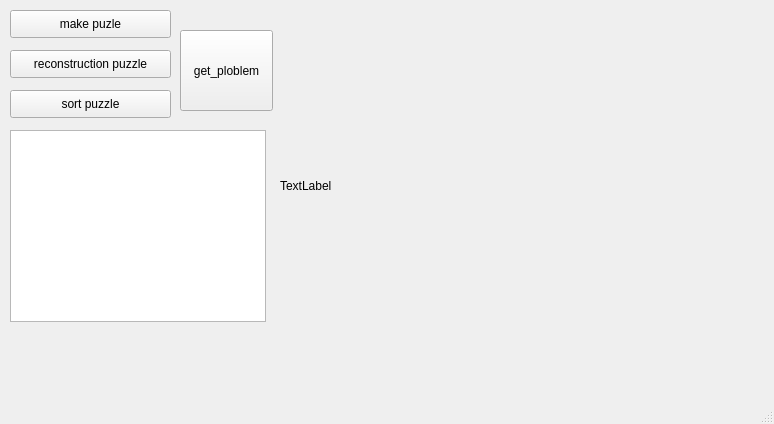
This is GUI_Qt/mainwindow.ui in Daikiiii/Procon32_Simulator as Qt 5 draws it before an edit. The edited form follows.
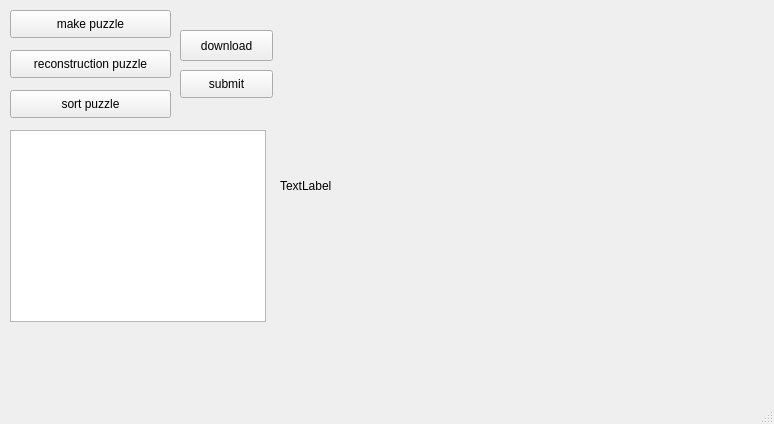
This is the edited form.

The edit to the form file:
```diff
--- a/GUI_Qt/mainwindow.ui
+++ b/GUI_Qt/mainwindow.ui
@@ -24,7 +24,7 @@
      </rect>
     </property>
     <property name="text">
-     <string>make puzle</string>
+     <string>make puzzle</string>
     </property>
    </widget>
    <widget class="QTextBrowser" name="textBrowser">
@@ -82,11 +82,24 @@
       <x>180</x>
       <y>30</y>
       <width>93</width>
-      <height>81</height>
+      <height>31</height>
      </rect>
     </property>
     <property name="text">
-     <string>get_ploblem</string>
+     <string>download</string>
+    </property>
+   </widget>
+   <widget class="QPushButton" name="pushButton_5">
+    <property name="geometry">
+     <rect>
+      <x>180</x>
+      <y>70</y>
+      <width>93</width>
+      <height>28</height>
+     </rect>
+    </property>
+    <property name="text">
+     <string>submit</string>
     </property>
    </widget>
   </widget>
```
